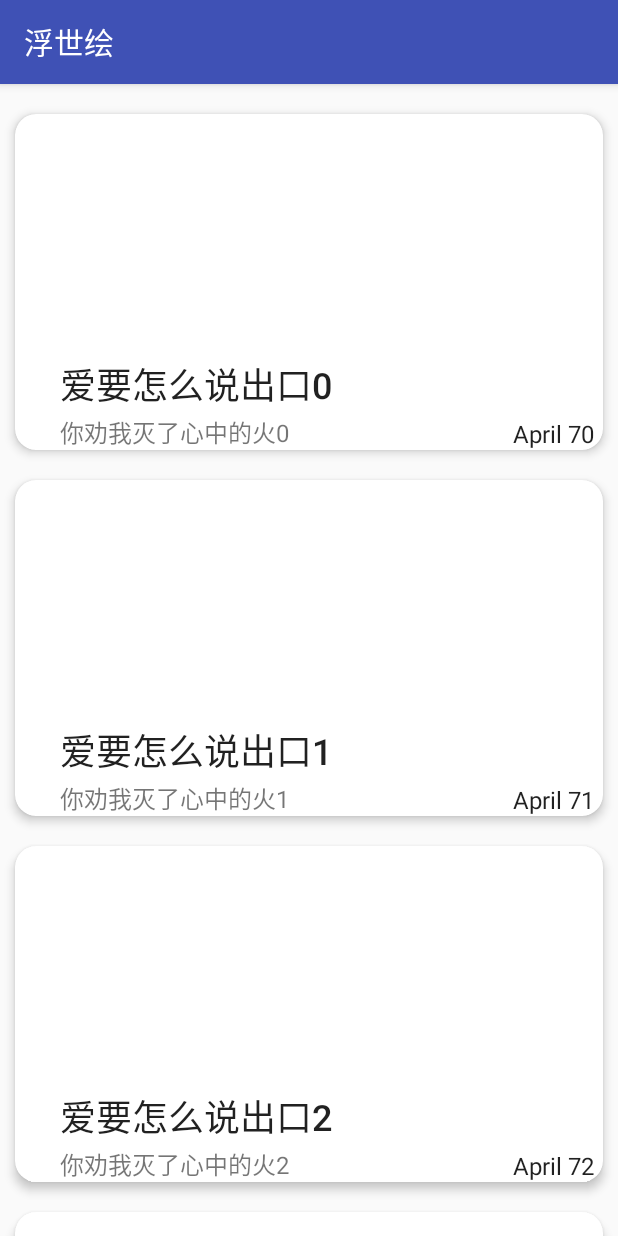
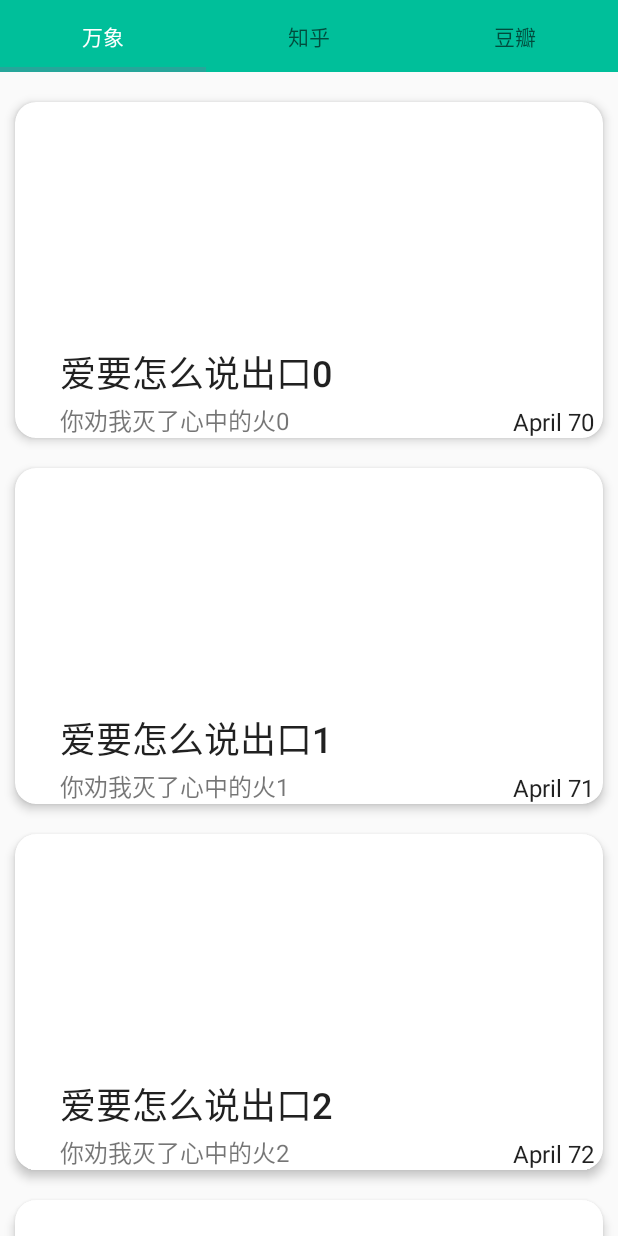
Before and after one commit to hwyhard/Fushihui, an Android app: the screen it shows after launch (MainActivity), on a phone screen of 412 x 824 dp. Run offline under Robolectric (Android 15) with nearby library versions, the phone set to English and light mode, and no system bars; pictures from the network do not load; 1 statement that could not run was skipped.

Commit message:
add viewpager and fragment with tablayout

```diff
--- a/fushihui/app/build.gradle
+++ b/fushihui/app/build.gradle
@@ -30,5 +30,6 @@ dependencies {
     compile 'com.github.bumptech.glide:glide:3.7.0'
     compile 'com.android.support.constraint:constraint-layout:1.0.2'
     compile 'com.squareup.okhttp3:okhttp:3.6.0'
+    compile 'com.android.support:design:25.3.0'
     testCompile 'junit:junit:4.12'
 }
--- a/fushihui/app/src/main/AndroidManifest.xml
+++ b/fushihui/app/src/main/AndroidManifest.xml
@@ -8,7 +8,7 @@
         android:label="@string/app_name"
         android:roundIcon="@mipmap/ic_launcher_round"
         android:supportsRtl="true"
-        android:theme="@style/AppTheme">
+        android:theme="@style/MyTheme">
         <activity android:name=".activity.MainActivity">
             <intent-filter>
                 <action android:name="android.intent.action.MAIN" />
--- a/fushihui/app/src/main/java/com/hwyhard/www/fushihui/activity/MainActivity.java
+++ b/fushihui/app/src/main/java/com/hwyhard/www/fushihui/activity/MainActivity.java
@@ -1,95 +1,47 @@
 package com.hwyhard.www.fushihui.activity;
 
-import android.content.Intent;
 import android.os.Bundle;
+import android.support.design.widget.TabLayout;
+import android.support.v4.app.Fragment;
+import android.support.v4.app.FragmentActivity;
+import android.support.v4.view.ViewPager;
 import android.support.v7.app.AppCompatActivity;
-import android.support.v7.widget.LinearLayoutManager;
-import android.support.v7.widget.RecyclerView;
-import android.util.Log;
-import android.view.View;
-import android.widget.Toast;
 
 import com.hwyhard.www.fushihui.R;
-import com.hwyhard.www.fushihui.adapter.MessageAdapter;
-import com.hwyhard.www.fushihui.bean.MessageBean;
+import com.hwyhard.www.fushihui.adapter.MyFragmentAdapter;
+import com.hwyhard.www.fushihui.fragment.DouBanFragment;
+import com.hwyhard.www.fushihui.fragment.MainFragment;
+import com.hwyhard.www.fushihui.fragment.ZhiHuFragment;
 
 import java.util.ArrayList;
 import java.util.List;
 
-public class MainActivity extends AppCompatActivity {
-    RecyclerView messageRv;
-    LinearLayoutManager linearLayoutManager;
-    //创建测试用的url的数组
-    String testUrl[] = new String[13];
+public class MainActivity extends FragmentActivity {
+    List<Fragment> fragmentList;
+    ViewPager viewPager;
+    TabLayout tabLayout;
 
     @Override
     protected void onCreate(Bundle savedInstanceState) {
         super.onCreate(savedInstanceState);
         setContentView(R.layout.activity_main);
-        messageRv = (RecyclerView) findViewById(R.id.main_rv_list);
-        linearLayoutManager = new LinearLayoutManager(this);
-        initUrl();
-        messageRv.setHasFixedSize(true);
-        messageRv.setLayoutManager(linearLayoutManager);
-        MessageAdapter messageAdapter = new MessageAdapter(createBeanList(100));
-        // 为item设置点击事件
-        messageAdapter.setOnItemClickListener(new MessageAdapter.OnItemClickListener() {
-            @Override
-            public void onItemClick(View view, int position) {
-                Toast.makeText(MainActivity.this,"click----->"+position,Toast.LENGTH_SHORT);
-                Intent intent = new Intent(MainActivity.this,ItemActivity.class);
-                startActivity(intent);
-            }
-        });
-        messageRv.setAdapter(messageAdapter);
-    }
-    private List<MessageBean> createBeanList(int num) {
-        List<MessageBean> list = new ArrayList<>();
-        for(int i=0; i<num; i++) {
-            if(i<13) {
-                MessageBean messageBean = new MessageBean(testUrl[i], "爱要怎么说出口" + i, "你劝我灭了心中的火" + i, "April 7" + i);
-//        messageBean1.setItemPic(R.drawable.test_pic1);
-//            messageBean.setItemPrimaryTitle("理想还能走多远？"+i);
-//            messageBean.setItemSubtitle("你劝我灭了心中的火。"+i);
-//            messageBean.setItemDate("April 7"+i);
-                list.add(messageBean);
-            }else {
-                int index = i % 13;
-                MessageBean messageBean = new MessageBean(testUrl[index],"你一直在往我的剑上撞"+i,"死亡如风，常伴吾身"+i,"April 8"+i);
-                list.add(messageBean);
-            }
-            Log.d("MainActivityUrl",list.get(i).getItemPic());
-
-        }
-        return list;
-    }
-    //初始化供测试的url
-    private void initUrl(){
-        for(int i=0;i<13;i++) {
-            int index = i+12;
-            testUrl[i] = "http://img.ivsky.com/img/bizhi/pre/201406/19/iron_man-0" + index + ".jpg";
-        }
+        //为所有的fragment创建列表
+        fragmentList = new ArrayList<>();
+        viewPager = (ViewPager) findViewById(R.id.main_viewPager);
+        //实例化所有的fragment
+        MainFragment mainFragment = new MainFragment();
+        ZhiHuFragment zhiHuFragment = new ZhiHuFragment();
+        DouBanFragment douBanFragment = new DouBanFragment();
+        fragmentList.add(mainFragment);
+        fragmentList.add(zhiHuFragment);
+        fragmentList.add(douBanFragment);
+        MyFragmentAdapter myFragmentAdapter = new MyFragmentAdapter(getSupportFragmentManager(),fragmentList);
+        tabLayout = (TabLayout) findViewById(R.id.main_tab);
+        //为viewpager绑定自定义的适配器
+        viewPager.setAdapter(myFragmentAdapter);
+        //绑定TabLayout
+        tabLayout.setupWithViewPager(viewPager);
     }
 
 
-//        MessageBean messageBean2 = new MessageBean();
-////        messageBean2.setItemPic(R.drawable.test_pic5);
-//        messageBean2.setItemPrimaryTitle("你一直在往我的剑上撞");
-//        messageBean2.setItemSubtitle("死亡如风，常伴吾身。");
-//        messageBean2.setItemDate("April 8");
-//        list.add(messageBean2);
-//        MessageBean messageBean3 = new MessageBean();
-////        messageBean3.setItemPic(R.drawable.test_pic3);
-//        messageBean3.setItemPrimaryTitle("感受原力吧");
-//        messageBean3.setItemSubtitle("Do or not do, there is no try.");
-//        messageBean3.setItemDate("April 9");
-//        list.add(messageBean3);
-//        MessageBean messageBean4 = new MessageBean();
-////        messageBean4.setItemPic(R.drawable.test_pic4);
-//        messageBean4.setItemPrimaryTitle("永远的海森堡。");
-//        messageBean4.setItemSubtitle("我是个好人，就是没什么好报。");
-//        messageBean4.setItemDate("April 10");
-//        list.add(messageBean4);
-//        return list;
-
 }
--- /dev/null
+++ b/fushihui/app/src/main/java/com/hwyhard/www/fushihui/adapter/MyFragmentAdapter.java
@@ -0,0 +1,38 @@
+package com.hwyhard.www.fushihui.adapter;
+
+import android.support.v4.app.Fragment;
+import android.support.v4.app.FragmentManager;
+import android.support.v4.app.FragmentStatePagerAdapter;
+
+import java.util.List;
+
+/**
+ * Created by hwyhard on 17/4/18.
+ */
+
+public class MyFragmentAdapter extends FragmentStatePagerAdapter {
+    //初始化fragment列表
+    private List<Fragment> fragmentList;
+    //初始化tab标签列表
+    private String title[] = new String[]{"万象","知乎","豆瓣"};
+    public MyFragmentAdapter(FragmentManager fm, List<Fragment> fragmentList) {
+        super(fm);
+        this.fragmentList = fragmentList;
+
+    }
+
+    @Override
+    public Fragment getItem(int position) {
+        return fragmentList.get(position);
+    }
+
+    @Override
+    public int getCount() {
+        return fragmentList.size();
+    }
+
+    @Override
+    public CharSequence getPageTitle(int position) {
+        return title[position];
+    }
+}
--- /dev/null
+++ b/fushihui/app/src/main/java/com/hwyhard/www/fushihui/fragment/DouBanFragment.java
@@ -0,0 +1,24 @@
+package com.hwyhard.www.fushihui.fragment;
+
+import android.os.Bundle;
+import android.support.annotation.Nullable;
+import android.support.v4.app.Fragment;
+import android.view.LayoutInflater;
+import android.view.View;
+import android.view.ViewGroup;
+
+import com.hwyhard.www.fushihui.R;
+
+/**
+ * Created by hwyhard on 17/4/18.
+ * 豆瓣的fragment页面
+ */
+
+public class DouBanFragment extends Fragment{
+    @Nullable
+    @Override
+    public View onCreateView(LayoutInflater inflater, @Nullable ViewGroup container, @Nullable Bundle savedInstanceState) {
+        View view = inflater.inflate(R.layout.fragment_douban,null);
+        return view;
+    }
+}
--- /dev/null
+++ b/fushihui/app/src/main/java/com/hwyhard/www/fushihui/fragment/MainFragment.java
@@ -0,0 +1,88 @@
+package com.hwyhard.www.fushihui.fragment;
+
+import android.content.Context;
+import android.content.Intent;
+import android.os.Bundle;
+import android.support.annotation.Nullable;
+import android.support.v4.app.Fragment;
+import android.support.v7.widget.LinearLayoutManager;
+import android.support.v7.widget.RecyclerView;
+import android.util.Log;
+import android.view.LayoutInflater;
+import android.view.View;
+import android.view.ViewGroup;
+import android.widget.Toast;
+
+import com.hwyhard.www.fushihui.R;
+import com.hwyhard.www.fushihui.activity.ItemActivity;
+import com.hwyhard.www.fushihui.adapter.MessageAdapter;
+import com.hwyhard.www.fushihui.bean.MessageBean;
+
+import java.util.ArrayList;
+import java.util.List;
+
+/**
+ * Created by hwyhard on 17/4/18.
+ * 主要的fragment页面
+ */
+
+public class MainFragment extends Fragment{
+    RecyclerView messageRv;
+    //创建测试用的url的数组
+    String testUrl[] = new String[13];
+    LinearLayoutManager linearLayoutManager;
+    Context mContext;
+    @Nullable
+    @Override
+    public View onCreateView(LayoutInflater inflater, @Nullable ViewGroup container, @Nullable Bundle savedInstanceState) {
+        View view = inflater.inflate(R.layout.fragment_main,null);
+        messageRv = (RecyclerView) view.findViewById(R.id.main_rv_list);
+        mContext = getActivity();//获得上下文
+        //初始化布局管理器
+        linearLayoutManager = new LinearLayoutManager(mContext);
+        initUrl();//初始化数据
+        messageRv.setHasFixedSize(true);
+        //将布局管理器绑定到视图
+        messageRv.setLayoutManager(linearLayoutManager);
+        MessageAdapter messageAdapter = new MessageAdapter(createBeanList(100));
+        // 为item设置点击事件
+        messageAdapter.setOnItemClickListener(new MessageAdapter.OnItemClickListener() {
+            @Override
+            public void onItemClick(View view, int position) {
+                Toast.makeText(mContext,"click----->"+position,Toast.LENGTH_SHORT).show();
+                Intent intent = new Intent(mContext,ItemActivity.class);
+
+                startActivity(intent);
+            }
+        });
+        //为视图绑定数据监听器
+        messageRv.setAdapter(messageAdapter);
+        return view;
+
+    }
+    private List<MessageBean> createBeanList(int num) {
+        List<MessageBean> list = new ArrayList<>();
+        for(int i=0; i<num; i++) {
+            if(i<13) {
+                MessageBean messageBean = new MessageBean(testUrl[i], "爱要怎么说出口" + i, "你劝我灭了心中的火" + i, "April 7" + i);
+                list.add(messageBean);
+            }else {
+                int index = i % 13;
+                MessageBean messageBean = new MessageBean(testUrl[index],"你一直在往我的剑上撞"+i,"死亡如风，常伴吾身"+i,"April 8"+i);
+                list.add(messageBean);
+            }
+            Log.d("MainActivityUrl",list.get(i).getItemPic());
+
+        }
+        return list;
+    }
+    //初始化供测试的url
+    private void initUrl(){
+        for(int i=0;i<13;i++) {
+            int index = i+12;
+            testUrl[i] = "http://img.ivsky.com/img/bizhi/pre/201406/19/iron_man-0" + index + ".jpg";
+        }
+    }
+
+
+}
--- /dev/null
+++ b/fushihui/app/src/main/java/com/hwyhard/www/fushihui/fragment/ZhiHuFragment.java
@@ -0,0 +1,24 @@
+package com.hwyhard.www.fushihui.fragment;
+
+import android.os.Bundle;
+import android.support.annotation.Nullable;
+import android.support.v4.app.Fragment;
+import android.view.LayoutInflater;
+import android.view.View;
+import android.view.ViewGroup;
+
+import com.hwyhard.www.fushihui.R;
+
+/**
+ * Created by hwyhard on 17/4/18.
+ * 知乎的fragment页面
+ */
+
+public class ZhiHuFragment extends Fragment{
+    @Nullable
+    @Override
+    public View onCreateView(LayoutInflater inflater, @Nullable ViewGroup container, @Nullable Bundle savedInstanceState) {
+        View view = inflater.inflate(R.layout.fragment_zhihu,null);
+        return view;
+    }
+}
--- a/fushihui/app/src/main/res/layout/activity_main.xml
+++ b/fushihui/app/src/main/res/layout/activity_main.xml
@@ -1,15 +1,29 @@
 <?xml version="1.0" encoding="utf-8"?>
-<RelativeLayout xmlns:android="http://schemas.android.com/apk/res/android"
+<LinearLayout xmlns:android="http://schemas.android.com/apk/res/android"
     xmlns:app="http://schemas.android.com/apk/res-auto"
     xmlns:tools="http://schemas.android.com/tools"
+    android:orientation="vertical"
     android:layout_width="match_parent"
     android:layout_height="match_parent"
     tools:context="com.hwyhard.www.fushihui.activity.MainActivity">
-    <android.support.v7.widget.RecyclerView
+    <android.support.design.widget.TabLayout
+        android:id="@+id/main_tab"
         android:layout_width="match_parent"
-        android:layout_height="match_parent"
-        android:id="@+id/main_rv_list"
-        ></android.support.v7.widget.RecyclerView>
+        android:layout_height="wrap_content"
+        app:tabMode="fixed"
+        app:tabGravity="fill"
+        app:tabIndicatorHeight="3dp"
+        app:tabBackground="@color/colorPrimaryGreen"
+        app:tabSelectedTextColor="@color/colorWhite"
+        app:tabIndicatorColor="@color/colorSecondGreen"
+        >
+    </android.support.design.widget.TabLayout>
+    <android.support.v4.view.ViewPager
+        android:id="@+id/main_viewPager"
+        android:layout_width="match_parent"
+        android:layout_height="wrap_content">
+    </android.support.v4.view.ViewPager>
 
 
-</RelativeLayout>
+
+</LinearLayout>
--- /dev/null
+++ b/fushihui/app/src/main/res/layout/fragment_douban.xml
@@ -0,0 +1,13 @@
+<?xml version="1.0" encoding="utf-8"?>
+<LinearLayout xmlns:android="http://schemas.android.com/apk/res/android"
+    android:orientation="vertical" android:layout_width="match_parent"
+    android:layout_height="match_parent">
+    <TextView
+        android:layout_width="wrap_content"
+        android:layout_height="wrap_content"
+        android:text="豆瓣页面"
+        android:textSize="24sp"
+        style="@style/Base.TextAppearance.AppCompat.Title"
+        />
+
+</LinearLayout>
--- /dev/null
+++ b/fushihui/app/src/main/res/layout/fragment_main.xml
@@ -0,0 +1,12 @@
+<?xml version="1.0" encoding="utf-8"?>
+<LinearLayout xmlns:android="http://schemas.android.com/apk/res/android"
+    android:orientation="vertical" android:layout_width="match_parent"
+    android:layout_height="match_parent">
+
+    <android.support.v7.widget.RecyclerView
+        android:layout_width="match_parent"
+        android:layout_height="match_parent"
+        android:id="@+id/main_rv_list"
+        ></android.support.v7.widget.RecyclerView>
+
+</LinearLayout>
--- /dev/null
+++ b/fushihui/app/src/main/res/layout/fragment_zhihu.xml
@@ -0,0 +1,13 @@
+<?xml version="1.0" encoding="utf-8"?>
+<LinearLayout xmlns:android="http://schemas.android.com/apk/res/android"
+    android:orientation="vertical" android:layout_width="match_parent"
+    android:layout_height="match_parent">
+    <TextView
+        android:layout_width="wrap_content"
+        android:layout_height="wrap_content"
+        android:text="知乎日报页面"
+        style="@style/Base.TextAppearance.AppCompat.Title"
+        android:textSize="24sp"
+        />
+
+</LinearLayout>
--- a/fushihui/app/src/main/res/values/colors.xml
+++ b/fushihui/app/src/main/res/values/colors.xml
@@ -3,4 +3,8 @@
     <color name="colorPrimary">#3F51B5</color>
     <color name="colorPrimaryDark">#303F9F</color>
     <color name="colorAccent">#FF4081</color>
+    <color name="colorPrimaryGreen">#00BF9A</color>
+    <color name="colorWhite">#FFFFFF</color>
+    <color name="colorGray">#EEEEEE</color>
+    <color name="colorSecondGreen">#26A69A</color>
 </resources>
--- a/fushihui/app/src/main/res/values/styles.xml
+++ b/fushihui/app/src/main/res/values/styles.xml
@@ -8,4 +8,11 @@
         <item name="colorAccent">@color/colorAccent</item>
     </style>
 
+    <style name="MyTheme" parent="Theme.AppCompat.Light.NoActionBar">
+        <!--修改顶部状态栏的颜色-->
+        <item name="colorPrimaryDark">@color/colorPrimaryGreen</item>
+    </style>
+
+
+
 </resources>
```
